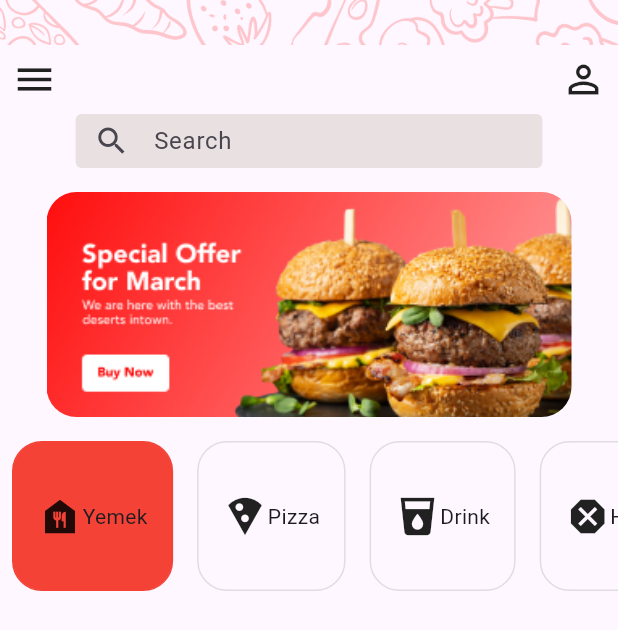
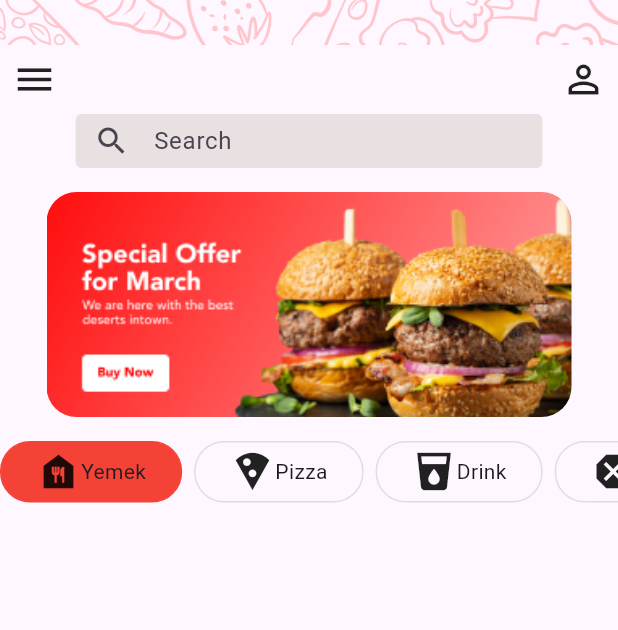
Before and after one commit to yunusemredurmus/food_app_v1, a Flutter app: the LoginScreen screen opened by its route, on a phone screen of 412 x 824 dp. Shown: the top 630 px of the screen. Run offline on Flutter 3.47's test engine with Material 3 defaults, Android fonts, the phone set to English and light mode, and no system bars.

Commit message:
Update height and padding in login screen

```diff
--- a/lib/screens/login_screen.dart
+++ b/lib/screens/login_screen.dart
@@ -69,7 +69,7 @@ class _LoginScreenState extends State<LoginScreen> {
             height: 16,
           ),
           SizedBox(
-            height: 100,
+            height: 41,
             child: ListView(
               scrollDirection: Axis.horizontal,
               children: [
@@ -84,6 +84,7 @@ class _LoginScreenState extends State<LoginScreen> {
               ],
             ),
           ),
+
           // const SizedBox(
           //   height: 16,
           // ),
@@ -104,9 +105,9 @@ class _LoginScreenState extends State<LoginScreen> {
           index = itemIndex;
         });
       },
-      child: Padding(
-        padding: const EdgeInsets.symmetric(horizontal: 8.0),
       child: Container(
+        padding: const EdgeInsets.symmetric(horizontal: 23),
+        margin: const EdgeInsets.only(right: 8),
         decoration: BoxDecoration(
           color: isSelected ? Colors.red[500] : Colors.transparent,
           borderRadius: BorderRadius.circular(20),
@@ -114,11 +115,10 @@ class _LoginScreenState extends State<LoginScreen> {
             color: isSelected ? Colors.red : Colors.grey.withOpacity(0.3),
           ),
         ),
-          height: 100,
-          child: Padding(
-            padding: const EdgeInsets.all(16.0),
+        height: 41,
         child: Row(
           crossAxisAlignment: CrossAxisAlignment.center,
+          mainAxisAlignment: MainAxisAlignment.start,
           textBaseline: TextBaseline.alphabetic,
           children: [
             Icon(
@@ -130,8 +130,6 @@ class _LoginScreenState extends State<LoginScreen> {
           ],
         ),
       ),
-        ),
-      ),
     );
   }
 }
```
Also changed, not shown: lib/screens/widget/product_card.dart (added, +83 -0 lines). Lines whose indentation alone changed are shown as unchanged.
